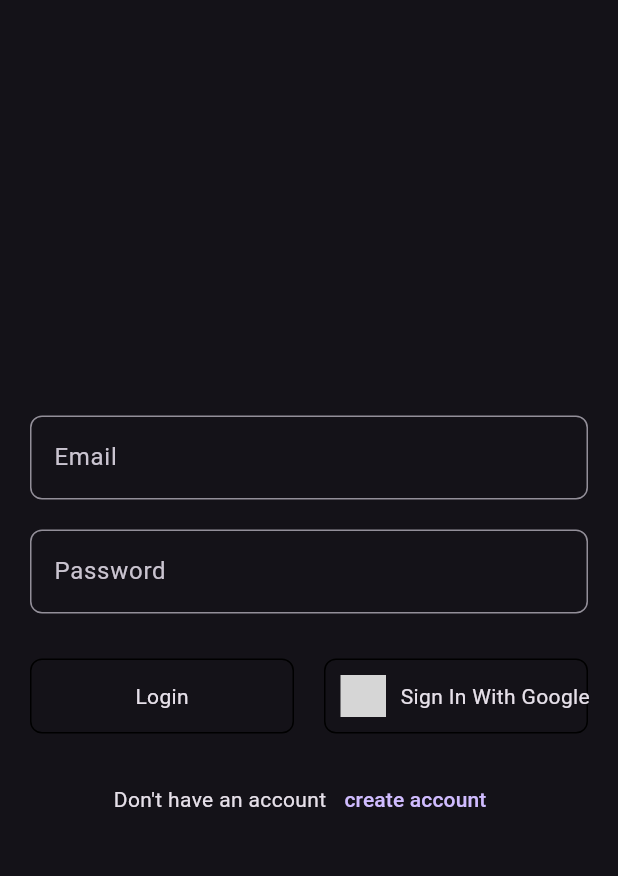
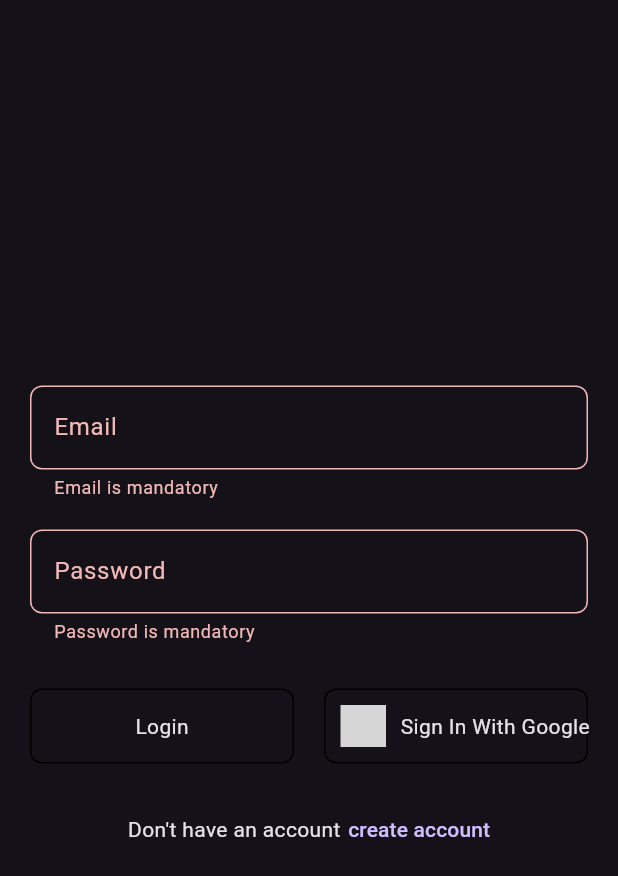
Before and after one commit to JesbinJose/Qubit, a Flutter app: the screen it shows after launch, after a tap on "Login", on a phone screen of 412 x 824 dp. Shown: the top 876 px of the screen. Run offline on Flutter 3.47's test engine with Material 3 defaults, Android fonts, the phone set to English and light mode, and no system bars; our stand-ins replace dio, flutter_bloc, get, shared_preferences; missing offline and left inert: svg_flutter; grey boxes are pictures that could not be loaded.

Commit message:
Email auth feature complete

```diff
--- /dev/null
+++ b/lib/cache.dart
@@ -0,0 +1 @@
+String apiKey = '';
--- /dev/null
+++ b/lib/constants/endpoints.dart
@@ -0,0 +1,13 @@
+const String baseUrl = 'https://backendrealchat.molla.cloud';
+
+//auth
+const String signInEndpoint = '/token/';
+const String signUpEndpoint = '/signup/';
+const String googleLoginEndpoint = '/google_login/';
+
+//chats
+
+const String getAllUsersEndpoint = '/chat/connections/user_id/';
+const String searchUserEndpoint = '/chat/search/';
+const String getPreviosChatsEndpoint = '/chat/user-previous-chats/';
+const String realTimeChatEndpoint = 'wss://backendrealchat.molla.cloud/chat/';
--- /dev/null
+++ b/lib/constants/validation_constants.dart
@@ -0,0 +1,34 @@
+const String emailValidationRegEx =
+    r"^[a-zA-Z0-9.!#$%&'*+/=?^_`{|}~-]+@[a-zA-Z0-9](?:[a-zA-Z0-9-]{0,61}[a-zA-Z0-9])?(?:\.[a-zA-Z0-9](?:[a-zA-Z0-9-]{0,61}[a-zA-Z0-9])?)*$";
+
+String? passwordValidation(String? p0) {
+  if (p0 == null || p0.isEmpty) return 'Password is mandatory';
+  if (p0.length < 6) {
+    return "Password must be at least 6 characters long";
+  }
+  return null;
+}
+
+String? confirmPasswordValidation(String? p0, String? p1) {
+  if (p0 == null || p0.isEmpty) return 'Confirm password is mandatory';
+  if (p0 != p1) {
+    return "You need to enter the same password";
+  }
+  return null;
+}
+
+String? emailValidation(String? p0) {
+  if (p0 == null || p0.isEmpty) return 'Email is mandatory';
+  if (!RegExp(emailValidationRegEx).hasMatch(p0)) {
+    return 'Please enter a valid email';
+  }
+  return null;
+}
+
+String? userNameValidation(String? p0) {
+  if (p0 == null || p0.isEmpty) return 'Username is mandatory';
+  if (p0.length<6) {
+    return 'User name need to contain 6 or more';
+  }
+  return null;
+}
--- a/lib/features/chat/bloc/chats_bloc.dart
+++ b/lib/features/chat/chats_bloc.dart
@@ -1,5 +1,4 @@
-import 'package:bloc/bloc.dart';
-import 'package:meta/meta.dart';
+import 'package:flutter_bloc/flutter_bloc.dart';
 
 part 'chats_event.dart';
 part 'chats_state.dart';
--- a/lib/features/chat/bloc/chats_event.dart
+++ b/lib/features/chat/chats_event.dart
@@ -1,4 +1,3 @@
 part of 'chats_bloc.dart';
 
-@immutable
 sealed class ChatsEvent {}
--- a/lib/features/chat/bloc/chats_state.dart
+++ b/lib/features/chat/chats_state.dart
@@ -1,6 +1,5 @@
 part of 'chats_bloc.dart';
 
-@immutable
 sealed class ChatsState {}
 
 final class ChatsInitial extends ChatsState {}
--- a/lib/main.dart
+++ b/lib/main.dart
@@ -1,7 +1,8 @@
 import 'package:flutter/material.dart';
+import 'package:get/get.dart';
 import 'package:qubit/presentation/auth/login/login.dart';
 
-void main() {
+void main() async {
   runApp(const MyApp());
 }
 
@@ -9,7 +10,7 @@
   const MyApp({super.key});
   @override
   Widget build(BuildContext context) {
-    return MaterialApp(
+    return GetMaterialApp(
       title: 'Qubit',
       debugShowCheckedModeBanner: false,
       theme: ThemeData.dark(),
--- a/lib/presentation/auth/login/login.dart
+++ b/lib/presentation/auth/login/login.dart
@@ -1,8 +1,9 @@
 import 'package:flutter/material.dart';
-import 'package:qubit/presentation/auth/login/widgets/create_account_button.dart';
+import 'package:qubit/presentation/auth/sign_up/sign_up.dart';
+import 'package:qubit/presentation/auth/widgets/note_and_button_widget.dart';
 import 'package:qubit/presentation/auth/login/widgets/google_and_login_button.dart';
 import 'package:qubit/presentation/auth/widgets/custom_text_field.dart';
-import 'package:qubit/presentation/constants/validation_constants.dart';
+import 'package:qubit/constants/validation_constants.dart';
 
 class LoginScreen extends StatefulWidget {
   const LoginScreen({super.key});
@@ -34,24 +35,30 @@ class _LoginScreenState extends State<LoginScreen> {
                   CustomTextFromField(
                     hintText: 'Email',
                     controller: _email,
-                    validator: _emailValidation,
+                    validator: emailValidation,
                   ),
                   CustomTextFromField(
                     hintText: 'Password',
                     controller: _password,
                     obscureText: true,
-                    validator: _passwordValidation,
+                    validator: passwordValidation,
                   ),
                   const SizedBox(
                     height: 20,
                   ),
                   GoogleAndLoginButton(
                     formKey: _formKey,
+                    email: _email,
+                    password: _password,
                   ),
                   const SizedBox(
                     height: 20,
                   ),
-                  const CreateAccountButton(),
+                  const CustomNoteWithTextButton(
+                    widget: SignUpScreen(),
+                    note: 'Don\'t have an account',
+                    button: 'create account',
+                  ),
                 ],
               ),
             ),
@@ -60,20 +67,4 @@ class _LoginScreenState extends State<LoginScreen> {
       ),
     );
   }
-
-  String? _passwordValidation(String? p0) {
-    if (p0 == null || p0.isEmpty) return 'Email is mandatory';
-    if (p0.length < 6) {
-      return "Password must be at least 6 characters long";
-    }
-    return null;
-  }
-
-  String? _emailValidation(String? p0) {
-    if (p0 == null || p0.isEmpty) return 'Email is mandatory';
-    if (!RegExp(emailValidationRegEx).hasMatch(p0)) {
-      return 'Please enter a valid email';
-    }
-    return null;
-  }
 }
--- a/lib/presentation/auth/login/widgets/create_account_button.dart
+++ /dev/null
@@ -1,25 +0,0 @@
-
-import 'package:flutter/material.dart';
-
-class CreateAccountButton extends StatelessWidget {
-  const CreateAccountButton({
-    super.key,
-  });
-
-  @override
-  Widget build(BuildContext context) {
-    return Row(
-      mainAxisAlignment: MainAxisAlignment.center,
-      children: [
-        const Text('Don\'t have an account'),
-        TextButton(
-          onPressed: () {},
-          child: const Text(
-            'create account',
-            style: TextStyle(),
-          ),
-        ),
-      ],
-    );
-  }
-}
--- a/lib/presentation/auth/login/widgets/google_and_login_button.dart
+++ b/lib/presentation/auth/login/widgets/google_and_login_button.dart
@@ -1,21 +1,29 @@
 import 'package:flutter/material.dart';
+import 'package:get/get.dart';
+import 'package:qubit/cache.dart';
+import 'package:qubit/features/auth/email_auth.dart';
+import 'package:qubit/features/local_data/save_credentials.dart';
 import 'package:qubit/presentation/auth/widgets/custom_auth_button.dart';
+import 'package:qubit/presentation/chat/all_user/all_users_screen.dart';
 import 'package:svg_flutter/svg.dart';
 
 class GoogleAndLoginButton extends StatelessWidget {
   const GoogleAndLoginButton({
     super.key,
     required this.formKey,
+    required this.email,
+    required this.password,
   });
   final GlobalKey<FormState> formKey;
+  final TextEditingController email;
+  final TextEditingController password;
 
   @override
   Widget build(BuildContext context) {
     return Row(
       children: [
         CustomAuthButton(
-          onTap: () {
-          },
+          onTap: _loginWithEmailAndPassword,
           widget: const Text("Login"),
         ),
         const SizedBox(
@@ -39,4 +47,19 @@ class GoogleAndLoginButton extends StatelessWidget {
       ],
     );
   }
+
+  _loginWithEmailAndPassword() async {
+    if (formKey.currentState?.validate() != true) return;
+    final key = await EmailAuth().signinWithEmailAndPassword(
+      email: email.text,
+      password: password.text,
+    );
+    if (key != null) {
+      LocalDatabase().saveData(key);
+      apiKey = key;
+      Get.off(const AllUsersScreen());
+    } else {
+      debugPrint('Something went wrong');
+    }
+  }
 }
--- /dev/null
+++ b/lib/presentation/auth/widgets/note_and_button_widget.dart
@@ -0,0 +1,38 @@
+import 'package:flutter/material.dart';
+import 'package:get/get.dart';
+
+class CustomNoteWithTextButton extends StatelessWidget {
+  const CustomNoteWithTextButton({
+    super.key,
+    required this.widget,
+    required this.note,
+    required this.button,
+  });
+  final Widget widget;
+  final String note;
+  final String button;
+
+  @override
+  Widget build(BuildContext context) {
+    return Row(
+      mainAxisAlignment: MainAxisAlignment.center,
+      children: [
+        Text(note),
+        const SizedBox(width: 5),
+        TextButton(
+          style: const ButtonStyle(
+            padding: MaterialStatePropertyAll(
+              EdgeInsets.zero,
+            ),
+          ),
+          onPressed: () {
+            Get.off(widget);
+          },
+          child: Text(
+            button,
+          ),
+        ),
+      ],
+    );
+  }
+}
--- a/lib/presentation/constants/validation_constants.dart
+++ /dev/null
@@ -1,2 +0,0 @@
-const String emailValidationRegEx =
-    r"^[a-zA-Z0-9.!#$%&'*+/=?^_`{|}~-]+@[a-zA-Z0-9](?:[a-zA-Z0-9-]{0,61}[a-zA-Z0-9])?(?:\.[a-zA-Z0-9](?:[a-zA-Z0-9-]{0,61}[a-zA-Z0-9])?)*$";
--- a/pubspec.yaml
+++ b/pubspec.yaml
@@ -38,6 +38,7 @@ dependencies:
 
   # State management
   flutter_bloc: ^8.1.5
+  get: ^4.6.6
 
   #Connection with server
   dio: ^5.4.3+1
@@ -49,6 +50,8 @@ dependencies:
   # local storage
   shared_preferences: ^2.2.3
   gettext: ^1.2.0
+
+  #load assets
   svg_flutter: ^0.0.1
 
 dev_dependencies:
```
Also changed, not shown: lib/features/auth/email_auth.dart (+72 -0 lines), lib/features/local_data/save_credentials.dart (+20 -0 lines), lib/presentation/auth/sign_up/sign_up.dart (added, +107 -0 lines), lib/presentation/chat/all_user/all_users_screen.dart (+15 -0 lines), lib/presentation/widgets/snakbar.dart (added, +10 -0 lines), lib/presentation/auth/sign_in/sign_in.dart (deleted), pubspec.lock.
